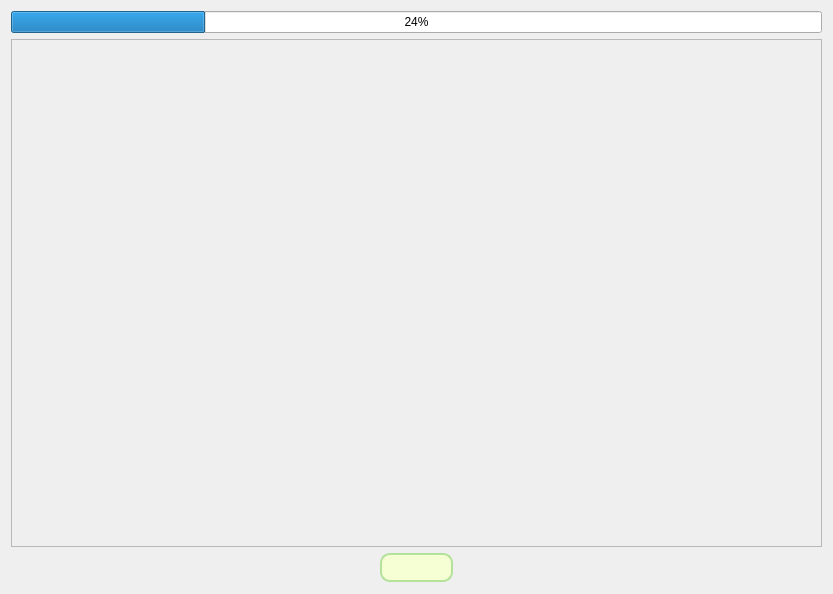
SisAdminNsk/CarRentalClient, file ViewModels/MainApplicationViewModels/NestedViewModels/CabinetViewModels/closedordersviewmodel.ui: the form before one commit.
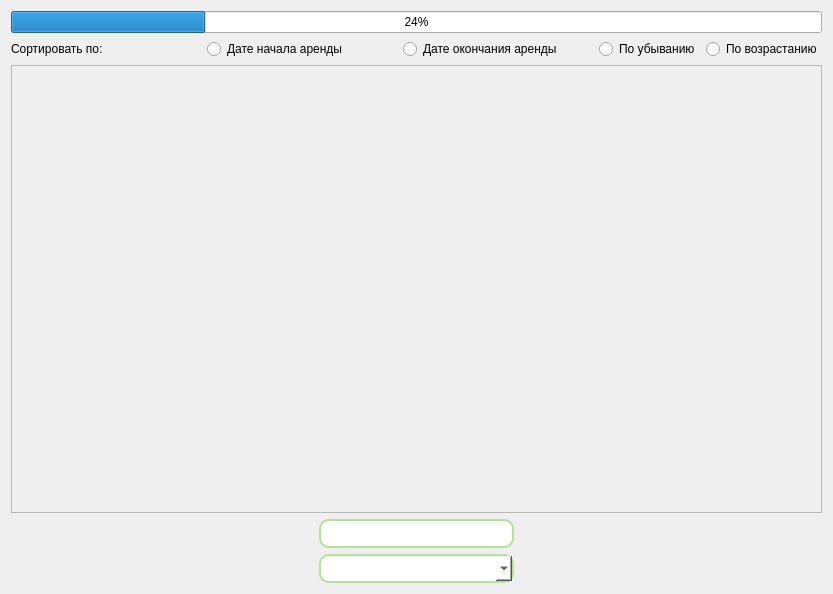
The form after the commit. Icons and pictures are not drawn.

```diff
--- a/ViewModels/MainApplicationViewModels/NestedViewModels/CabinetViewModels/closedordersviewmodel.ui
+++ b/ViewModels/MainApplicationViewModels/NestedViewModels/CabinetViewModels/closedordersviewmodel.ui
@@ -14,7 +14,14 @@
    <string>Form</string>
   </property>
   <layout class="QGridLayout" name="gridLayout">
-   <item row="1" column="0">
+   <item row="0" column="0">
+    <widget class="QProgressBar" name="progressBar">
+     <property name="value">
+      <number>24</number>
+     </property>
+    </widget>
+   </item>
+   <item row="2" column="0">
     <widget class="QScrollArea" name="scrollArea">
      <property name="widgetResizable">
       <bool>true</bool>
@@ -25,7 +32,7 @@
         <x>0</x>
         <y>0</y>
         <width>813</width>
-        <height>504</height>
+        <height>432</height>
        </rect>
       </property>
       <property name="styleSheet">
@@ -39,15 +46,51 @@
      </widget>
     </widget>
    </item>
-   <item row="0" column="0">
-    <widget class="QProgressBar" name="progressBar">
-     <property name="value">
-      <number>24</number>
-     </property>
-    </widget>
+   <item row="1" column="0">
+    <layout class="QHBoxLayout" name="horizontalLayout_2">
+     <item>
+      <widget class="QLabel" name="label">
+       <property name="text">
+        <string>Сортировать по:</string>
+       </property>
+      </widget>
+     </item>
+     <item>
+      <widget class="QRadioButton" name="startOfLeaseSort">
+       <property name="text">
+        <string>Дате начала аренды</string>
+       </property>
+      </widget>
+     </item>
+     <item>
+      <widget class="QRadioButton" name="endOfLeaseSort">
+       <property name="text">
+        <string>Дате окончания аренды</string>
+       </property>
+      </widget>
+     </item>
+     <item>
+      <layout class="QHBoxLayout" name="horizontalLayout_4">
+       <item>
+        <widget class="QRadioButton" name="decending">
+         <property name="text">
+          <string>По убыванию</string>
+         </property>
+        </widget>
+       </item>
+       <item>
+        <widget class="QRadioButton" name="ascending">
+         <property name="text">
+          <string>По возрастанию</string>
+         </property>
+        </widget>
+       </item>
+      </layout>
+     </item>
+    </layout>
    </item>
-   <item row="2" column="0">
-    <layout class="QHBoxLayout" name="horizontalLayout_3" stretch="7,3,2,3,7">
+   <item row="3" column="0">
+    <layout class="QHBoxLayout" name="horizontalLayout_3" stretch="7,3,0,3,7">
      <item>
       <spacer name="horizontalSpacer_2">
        <property name="orientation">
@@ -79,20 +122,45 @@
       </widget>
      </item>
      <item>
-      <widget class="QLineEdit" name="pageNumberEdit">
-       <property name="styleSheet">
-        <string notr="true">QLineEdit{
+      <layout class="QVBoxLayout" name="verticalLayout_3">
+       <item>
+        <widget class="QLineEdit" name="pageNumberEdit">
+         <property name="styleSheet">
+          <string notr="true">QLineEdit{
 	font-size: 14pt;
 	font-weight: 600;
-	background-color: rgb(246, 255, 212);
+	background-color: white;
 }
 
 QLineEdit {
 	border: 1.5px solid rgb(180,226,155);
 	border-radius: 10px;
 }</string>
-       </property>
-      </widget>
+         </property>
+         <property name="alignment">
+          <set>Qt::AlignmentFlag::AlignCenter</set>
+         </property>
+        </widget>
+       </item>
+       <item>
+        <widget class="QComboBox" name="comboBox">
+         <property name="styleSheet">
+          <string notr="true">QComboBox{
+	font-size: 14pt;
+	font-weight: 600;
+	background-color: white
+}
+
+QComboBox {
+	border: 1.5px solid rgb(180,226,155);
+	border-radius: 10px;
+}
+
+QComboBox {  qproperty-alignment: AlignCenter;  }</string>
+         </property>
+        </widget>
+       </item>
+      </layout>
      </item>
      <item>
       <widget class="QPushButton" name="goNext">
```
